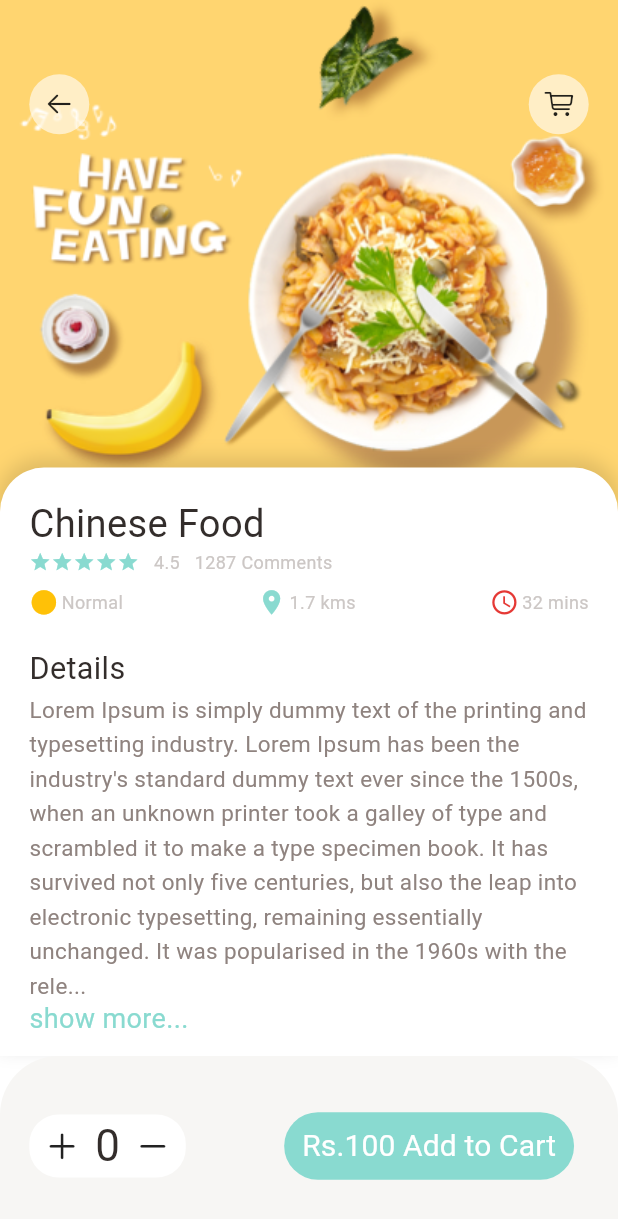
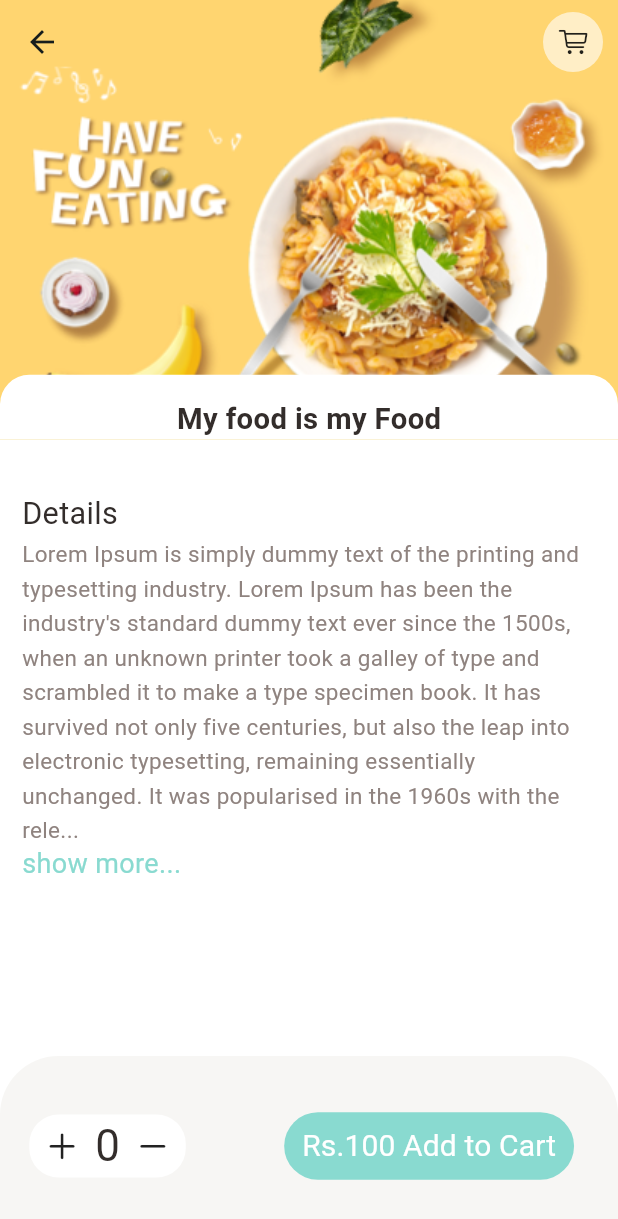
Before and after one commit to Tushar-chadha/food, a Flutter app: the popularFoodDetails screen opened by its route, on a phone screen of 412 x 824 dp. Shown: the top 1219 px of the screen. Run offline on Flutter 3.47's test engine with Material 3 defaults, Android fonts, the phone set to English and light mode, and no system bars; our stand-ins replace dots_indicator, gap, get; network calls fail.

Commit message:
changewd popularProductScreen

```diff
--- a/lib/screens/food/popularScreenDetails.dart
+++ b/lib/screens/food/popularScreenDetails.dart
@@ -1,16 +1,12 @@
 import 'package:flutter/cupertino.dart';
 import 'package:flutter/material.dart';
-import 'package:foody/helper/routes/routeHelper.dart';
 import 'package:foody/model/productModel.dart';
-import 'package:foody/screens/home/homepage.dart';
 import 'package:foody/utils/colors.dart';
 import 'package:foody/utils/dimensions.dart';
-import 'package:foody/widgets/appIcon.dart';
 import 'package:foody/widgets/bigtext.dart';
 import 'package:foody/widgets/extendableText.dart';
-import 'package:foody/widgets/infoColumn.dart';
+import 'package:foody/widgets/navigatorRow.dart';
 import 'package:gap/gap.dart';
-import 'package:get/get.dart';
 
 class popularFoodDetails extends StatefulWidget {
   @override
@@ -27,7 +23,121 @@ class _popularFoodDetailsState extends State<popularFoodDetails> {
       backgroundColor: Colors.white,
       body: SafeArea(
         top: false,
-        child: Stack(children: [
+        child: CustomScrollView(
+          slivers: [
+            SliverAppBar(
+              forceElevated: true,
+              flexibleSpace: const FlexibleSpaceBar(
+                  background: Image(
+                      image: AssetImage("assets/image/food0.png"),
+                      fit: BoxFit.cover)),
+              elevation: 20,
+              pinned: true,
+              expandedHeight: dimensions.height300,
+              bottom: PreferredSize(
+                preferredSize: Size.fromHeight(dimensions.height30),
+                child: Container(
+                  padding: const EdgeInsets.only(top: 15),
+                  alignment: Alignment.bottomCenter,
+                  width: double.maxFinite,
+                  decoration: BoxDecoration(
+                    color: Colors.white,
+                    borderRadius: BorderRadius.only(
+                        topLeft: Radius.circular(dimensions.radius20),
+                        topRight: Radius.circular(dimensions.radius20)),
+                  ),
+                  child: BigText(
+                      size: dimensions.height20,
+                      text: "My food is my Food",
+                      fo: FontWeight.w700),
+                ),
+              ),
+              backgroundColor: const Color.fromRGBO(255, 211, 92, 1),
+              actions: [
+                Padding(
+                  padding: const EdgeInsets.only(
+                    right: 10,
+                  ),
+                  child: NavigatorRowIcon(),
+                )
+              ],
+            ),
+            SliverToBoxAdapter(
+              child: Padding(
+                padding: EdgeInsets.all(dimensions.height15),
+                child: extendableText(
+                  Text: Textx + Textx + Textx,
+                ),
+              ),
+            )
+          ],
+        ),
+      ),
+      bottomNavigationBar: Container(
+        height: 120,
+        padding: EdgeInsets.symmetric(
+            horizontal: dimensions.width20, vertical: dimensions.height30),
+        decoration: BoxDecoration(
+          color: AppColors.buttonBackgroundColor,
+          borderRadius: BorderRadius.only(
+            topLeft: Radius.circular(
+              dimensions.radius20 * 2,
+            ),
+            topRight: Radius.circular(
+              dimensions.radius20 * 2,
+            ),
+          ),
+        ),
+        child: Row(
+            mainAxisAlignment: MainAxisAlignment.spaceBetween,
+            crossAxisAlignment: CrossAxisAlignment.center,
+            children: [
+              Container(
+                  decoration: BoxDecoration(
+                      color: Colors.white,
+                      borderRadius: BorderRadius.circular(dimensions.radius20)),
+                  child: Container(
+                    padding:
+                        EdgeInsets.symmetric(horizontal: dimensions.width10),
+                    child: Row(
+                      mainAxisAlignment: MainAxisAlignment.center,
+                      children: [
+                        Icon(
+                          CupertinoIcons.add,
+                          size: dimensions.height30 - 5,
+                        ),
+                        Gap(dimensions.width10),
+                        BigText(
+                          text: "0",
+                          size: dimensions.height30,
+                        ),
+                        Gap(dimensions.width10),
+                        Icon(
+                          CupertinoIcons.minus,
+                          size: dimensions.height30 - 5,
+                        )
+                      ],
+                    ),
+                  )),
+              Container(
+                padding: EdgeInsets.symmetric(horizontal: dimensions.width10),
+                child: TextButton(
+                    style: const ButtonStyle(
+                        backgroundColor:
+                            MaterialStatePropertyAll(AppColors.mainColor)),
+                    onPressed: () {},
+                    child: const BigText(
+                      color: Colors.white,
+                      text: "Rs.100 Add to Cart",
+                    )),
+              )
+            ]),
+      ),
+    );
+  }
+}
+    /*  Stack(
+              children: [
                 Positioned(
                   left: 0,
                   right: 0,
@@ -106,68 +216,5 @@ class _popularFoodDetailsState extends State<popularFoodDetails> {
                         ],
                       )),
                 ),
-        ]),
-      ),
-      bottomNavigationBar: Container(
-        height: 120,
-        padding: EdgeInsets.symmetric(
-            horizontal: dimensions.width20, vertical: dimensions.height30),
-        decoration: BoxDecoration(
-          color: AppColors.buttonBackgroundColor,
-          borderRadius: BorderRadius.only(
-            topLeft: Radius.circular(
-              dimensions.radius20 * 2,
-            ),
-            topRight: Radius.circular(
-              dimensions.radius20 * 2,
-            ),
-          ),
-        ),
-        child: Row(
-            mainAxisAlignment: MainAxisAlignment.spaceBetween,
-            crossAxisAlignment: CrossAxisAlignment.center,
-            children: [
-              Container(
-                  decoration: BoxDecoration(
-                      color: Colors.white,
-                      borderRadius: BorderRadius.circular(dimensions.radius20)),
-                  child: Container(
-                    padding:
-                        EdgeInsets.symmetric(horizontal: dimensions.width10),
-                    child: Row(
-                      mainAxisAlignment: MainAxisAlignment.center,
-                      children: [
-                        Icon(
-                          CupertinoIcons.add,
-                          size: dimensions.height30 - 5,
-                        ),
-                        Gap(dimensions.width10),
-                        BigText(
-                          text: "0",
-                          size: dimensions.height30,
-                        ),
-                        Gap(dimensions.width10),
-                        Icon(
-                          CupertinoIcons.minus,
-                          size: dimensions.height30 - 5,
-                        )
               ],
-                    ),
-                  )),
-              Container(
-                padding: EdgeInsets.symmetric(horizontal: dimensions.width10),
-                child: TextButton(
-                    style: const ButtonStyle(
-                        backgroundColor:
-                            MaterialStatePropertyAll(AppColors.mainColor)),
-                    onPressed: () {},
-                    child: const BigText(
-                      color: Colors.white,
-                      text: "Rs.100 Add to Cart",
-                    )),
-              )
-            ]),
-      ),
-    );
-  }
-}
+            ),*/
```
Lines whose indentation alone changed are shown as unchanged.
